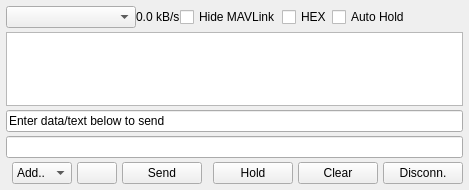
Old version of the form src/ui/DebugConsole.ui in the repository mavlink/qgroundcontrol.
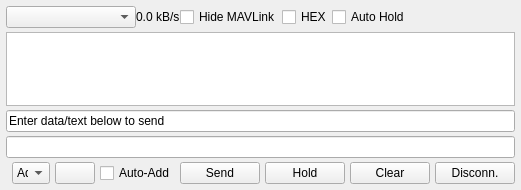
New version of the form. Icons and pictures are not drawn.

The edit to the form file:
```diff
--- a/src/ui/DebugConsole.ui
+++ b/src/ui/DebugConsole.ui
@@ -6,7 +6,7 @@
    <rect>
     <x>0</x>
     <y>0</y>
-    <width>469</width>
+    <width>466</width>
     <height>190</height>
    </rect>
   </property>
@@ -120,7 +120,7 @@
     </widget>
    </item>
    <item row="4" column="1">
-    <layout class="QHBoxLayout" name="horizontalLayout" stretch="100,0,1,10,1,1,1">
+    <layout class="QHBoxLayout" name="horizontalLayout" stretch="100,0,0,1,10,1,1,1">
      <property name="spacing">
       <number>5</number>
      </property>
@@ -204,6 +204,16 @@
        </property>
       </widget>
      </item>
+     <item>
+      <widget class="QCheckBox" name="specialCheckBox">
+       <property name="toolTip">
+        <string>Automatically send special char at end of message</string>
+       </property>
+       <property name="text">
+        <string>Auto-Add</string>
+       </property>
+      </widget>
+     </item>
      <item>
       <widget class="QPushButton" name="transmitButton">
        <property name="toolTip">
```
